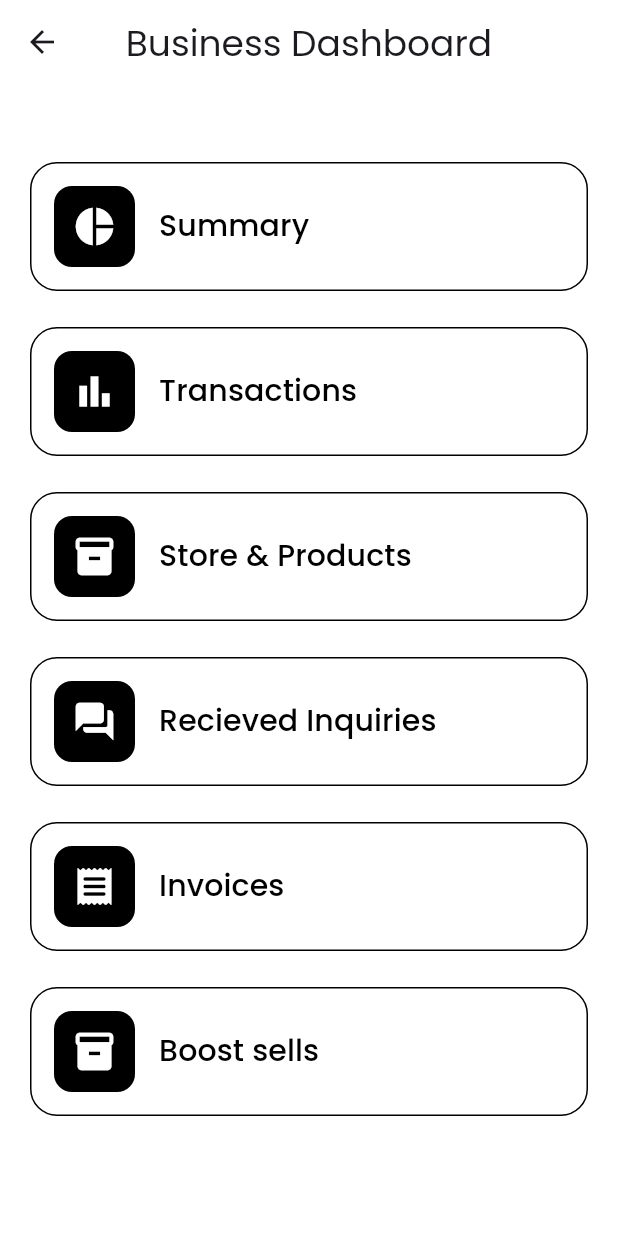
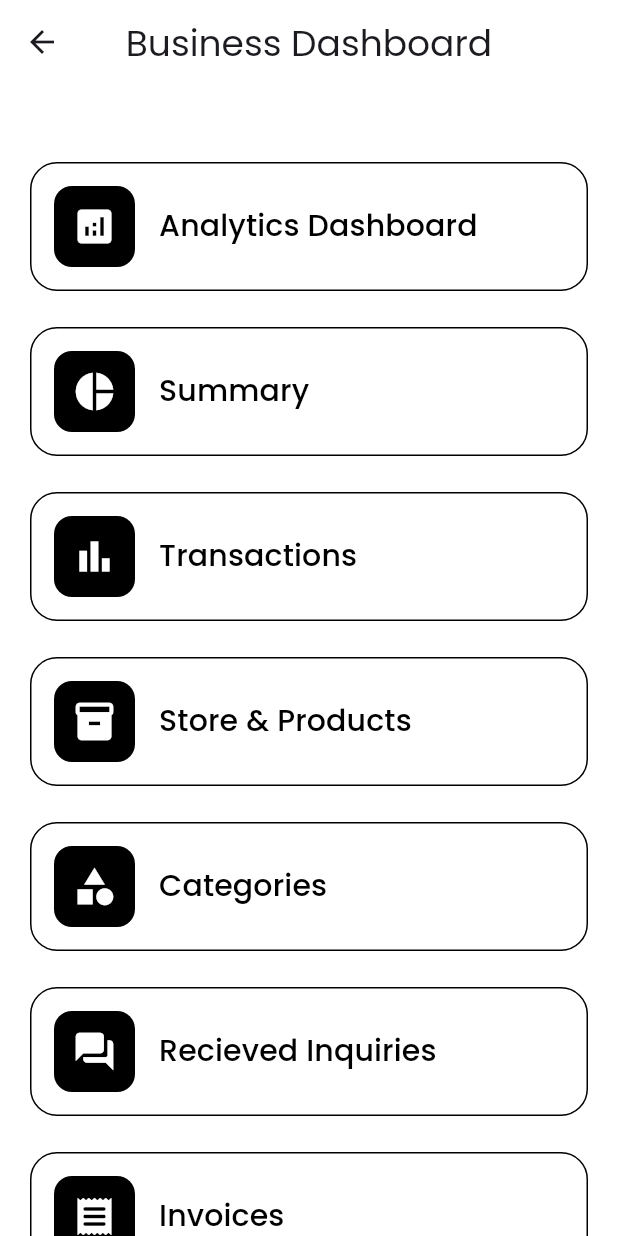
Before and after one commit to LasenSanvidu/bizmart, a Flutter app: the BusinessDashboardScreen screen opened directly, on a phone screen of 412 x 824 dp. Run offline on Flutter 3.47's test engine with Material 3 defaults, Android fonts, the phone set to English and light mode, and no system bars; our stand-ins replace cached_network_image, carousel_slider, cloud_firestore, curved_navigation_bar, dio, firebase_auth and 16 more; missing offline and left inert: flutter_firebase_chat_core, flutter_stripe; accounts and stored records are empty; statements that could not run were skipped.

Commit message:
added analytics_dasboard to the businness dashboard

```diff
--- a/lib/business_dashboard.dart
+++ b/lib/business_dashboard.dart
@@ -84,12 +84,13 @@ import 'package:flutter/material.dart';
 import 'package:go_router/go_router.dart';
 import 'package:google_fonts/google_fonts.dart';
 import 'package:myapp/ad_screen.dart';
+import 'package:myapp/analytics_dashboard.dart';
 import 'package:myapp/component/customer_flow_screen.dart';
 import 'package:myapp/invoices/receipt_list_page.dart';
 import 'package:myapp/received_inquiries_page.dart';
 import 'package:myapp/shop/my_store_ui.dart';
 import 'package:myapp/summary_page.dart';
-import 'package:myapp/transaction/transaction.dart';
+import 'package:myapp/transaction.dart';
 
 class BusinessDashboardScreen extends StatelessWidget {
   const BusinessDashboardScreen({super.key});
@@ -120,15 +121,18 @@ class BusinessDashboardScreen extends StatelessWidget {
             children: [
               const SizedBox(height: 20),
 
-              // Buttons for different sections
+              // Added Analytics Dashboard button
+              _buildDashboardButton(context, Icons.analytics,
+                  "Analytics Dashboard", const AnalyticsDashboard()),
+              // Existing buttons
               _buildDashboardButton(
                   context, Icons.pie_chart, "Summary", SummaryPage()),
               _buildDashboardButton(context, Icons.bar_chart, "Transactions",
                   TransactionTrackerPage()),
               _buildDashboardButton(
                   context, Icons.inventory, "Store & Products", MyStoreUi()),
-              /*_buildDashboardButton(
-                  context, Icons.category, "Categories", MyStoreUi()),*/
+              _buildDashboardButton(
+                  context, Icons.category, "Categories", MyStoreUi()),
               _buildDashboardButton(context, Icons.question_answer_rounded,
                   "Recieved Inquiries", ReceivedInquiriesPage()),
               _buildDashboardButton(context, Icons.receipt_rounded, "Invoices",
```
